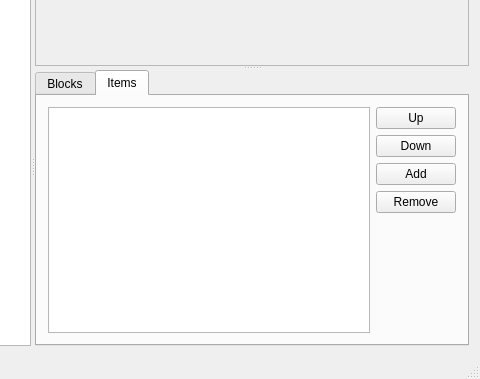
Qt form src/MApRX_Qt/mainwindow.ui (wwylele/MApRX) before a commit; both pictures show x 282 to 762 and y 102 to 481 of the 762 by 481 pixel window.
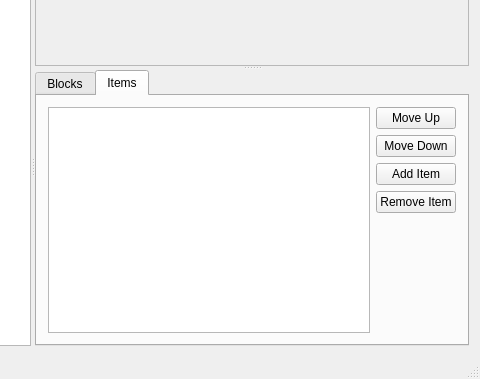
The same form after that commit. The open tabs and pages were chosen to show the change. Icons and pictures are not drawn. Custom widgets are drawn as their Qt base class.

Diff of the .ui file:
```diff
--- a/src/MApRX_Qt/mainwindow.ui
+++ b/src/MApRX_Qt/mainwindow.ui
@@ -140,7 +140,7 @@
                </sizepolicy>
               </property>
               <property name="text">
-               <string>Up</string>
+               <string>Move Up</string>
               </property>
              </widget>
             </item>
@@ -156,7 +156,7 @@
                </sizepolicy>
               </property>
               <property name="text">
-               <string>Down</string>
+               <string>Move Down</string>
               </property>
              </widget>
             </item>
@@ -172,7 +172,7 @@
                </sizepolicy>
               </property>
               <property name="text">
-               <string>Add</string>
+               <string>Add Item</string>
               </property>
              </widget>
             </item>
@@ -188,7 +188,7 @@
                </sizepolicy>
               </property>
               <property name="text">
-               <string>Remove</string>
+               <string>Remove Item</string>
               </property>
              </widget>
             </item>
```
